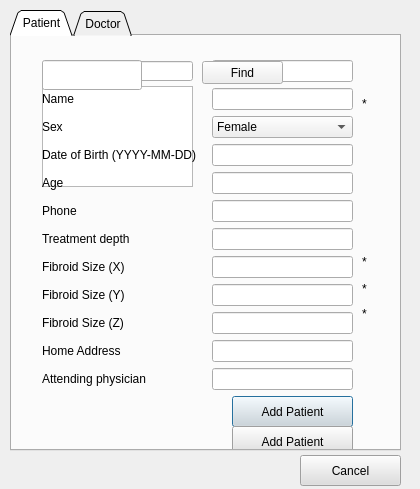
First picture: the form in MainFrame/HIFUMainFrameWithOperatorNavigation/adduser.ui, repository wangwenbo8888/SUA-EN, before the edit.
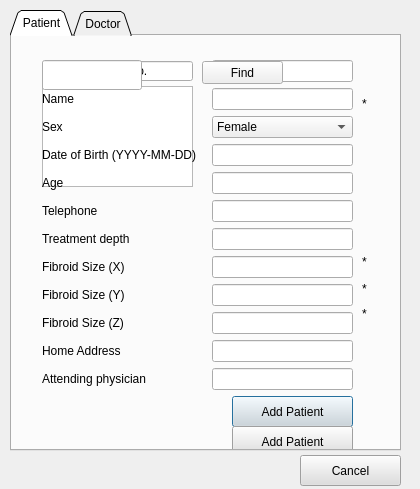
Second picture: the form after the edit. The open tabs and pages were chosen to show the change.

What changed in the file:
```diff
--- a/MainFrame/HIFUMainFrameWithOperatorNavigation/adduser.ui
+++ b/MainFrame/HIFUMainFrameWithOperatorNavigation/adduser.ui
@@ -72,7 +72,7 @@
       <item row="0" column="0">
        <widget class="QLabel" name="Label">
         <property name="text">
-         <string>Case ID</string>
+         <string>Medical Record No.</string>
         </property>
        </widget>
       </item>
@@ -138,7 +138,7 @@
       <item row="5" column="0">
        <widget class="QLabel" name="label_8">
         <property name="text">
-         <string>Phone</string>
+          <string>Telephone</string>
         </property>
        </widget>
       </item>
```
Left out of the diff: 2 changed lines with no effect on the pictures. Lines whose indentation alone changed are shown as unchanged.
